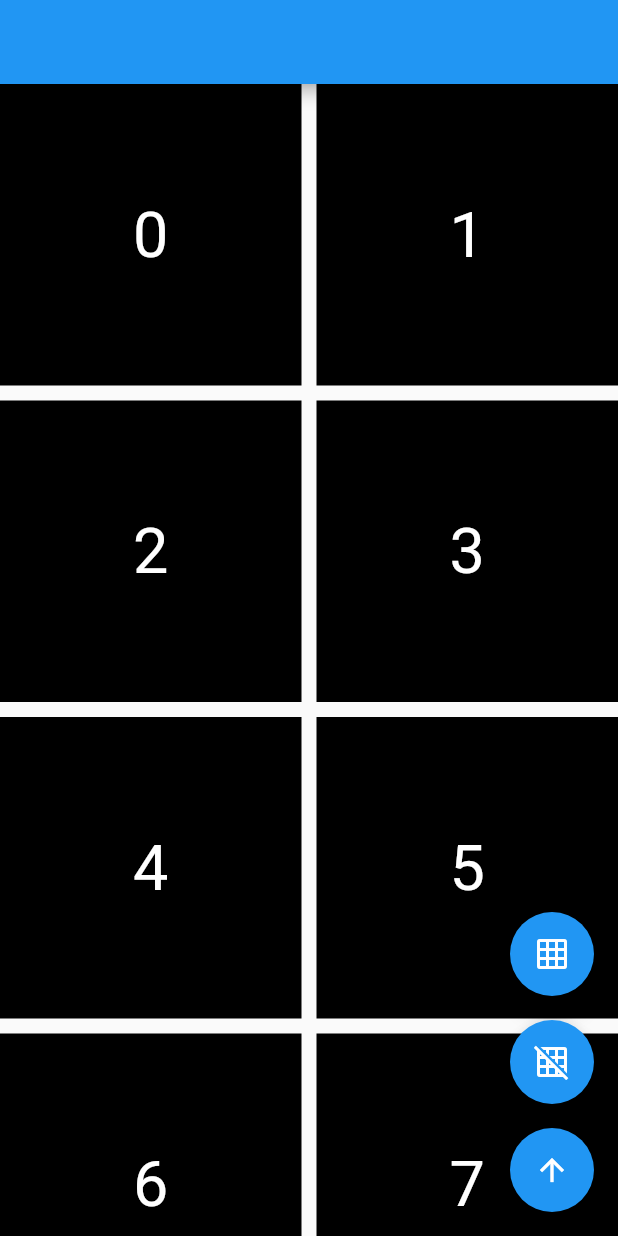
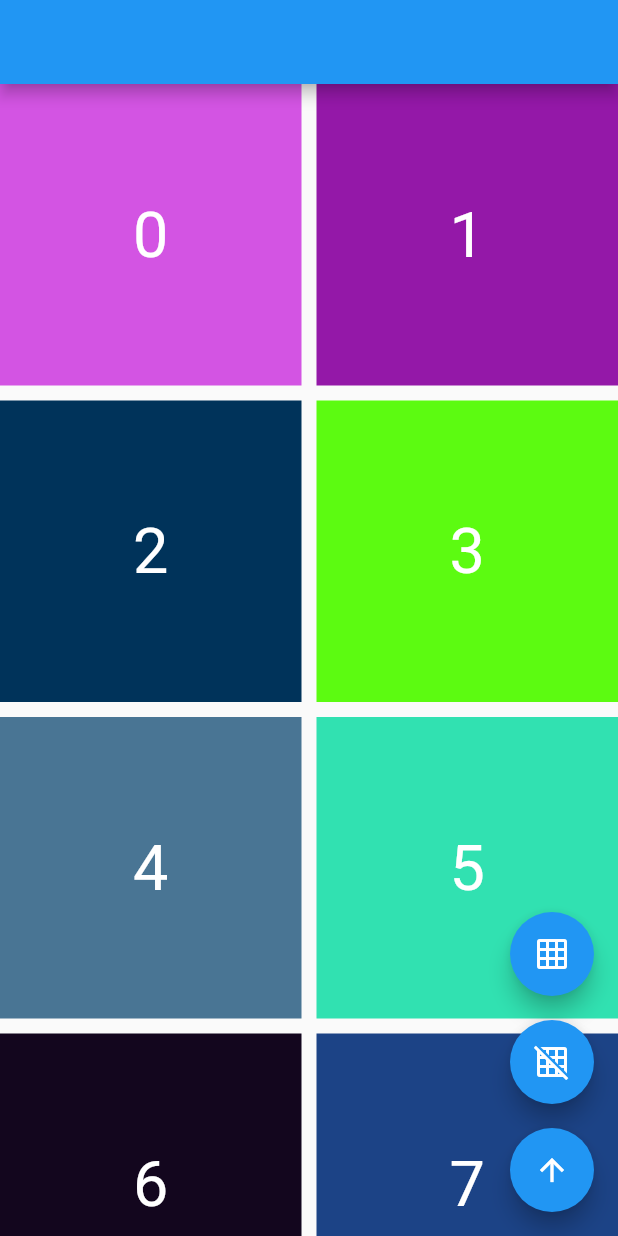
Before and after one commit to ryuzo111/flutter_gridview, a Flutter app: the screen it shows after launch, on a phone screen of 412 x 824 dp. Run offline on Flutter 3.47's test engine with Material 2 defaults, Android fonts, the light colour scheme and no system bars.

Commit message:
feat: ランダムカラーに変更

```diff
--- a/lib/grid_view_page.dart
+++ b/lib/grid_view_page.dart
@@ -1,4 +1,5 @@
 import 'package:flutter/material.dart';
+import 'dart:math' as math;
 
 class GridViewPage extends StatefulWidget {
   const GridViewPage({super.key});
@@ -73,7 +74,8 @@ class _GridViewPageState extends State<GridViewPage> {
           mainAxisSpacing: 10,
         ),
         itemBuilder: (context, index) => Container(
-          color: Colors.black,
+          color: Color((math.Random(index).nextDouble() * 0x00FFFFFF).toInt())
+              .withOpacity(1),
           child: Center(
             child: Text(
               index.toString(),
```
